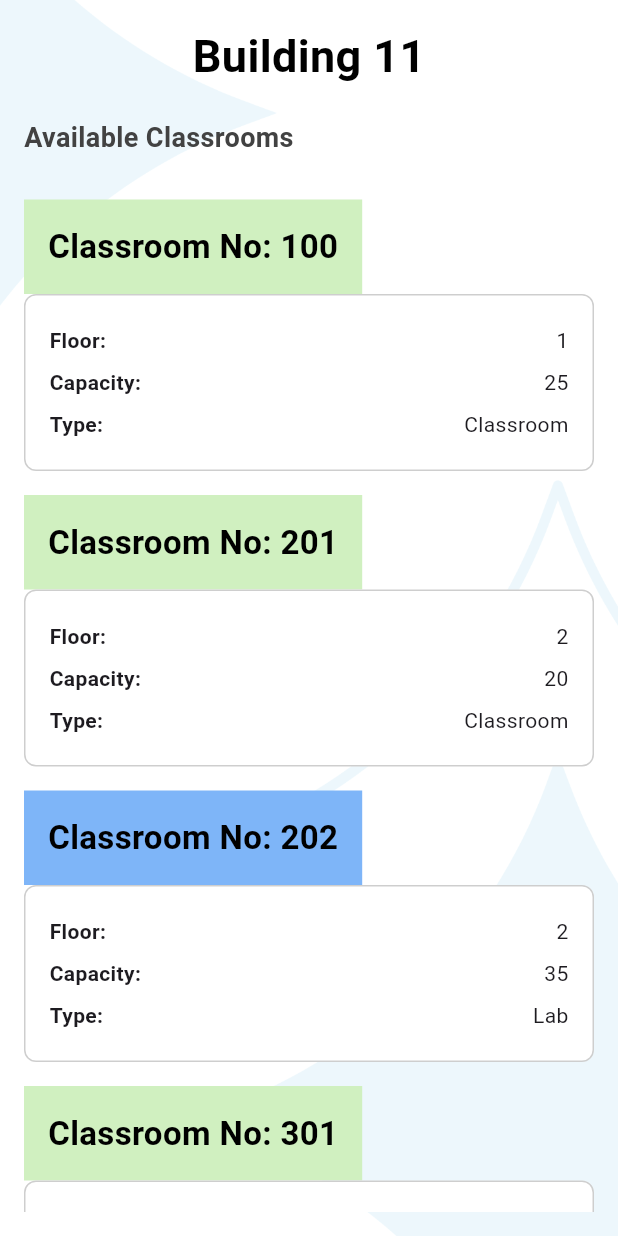
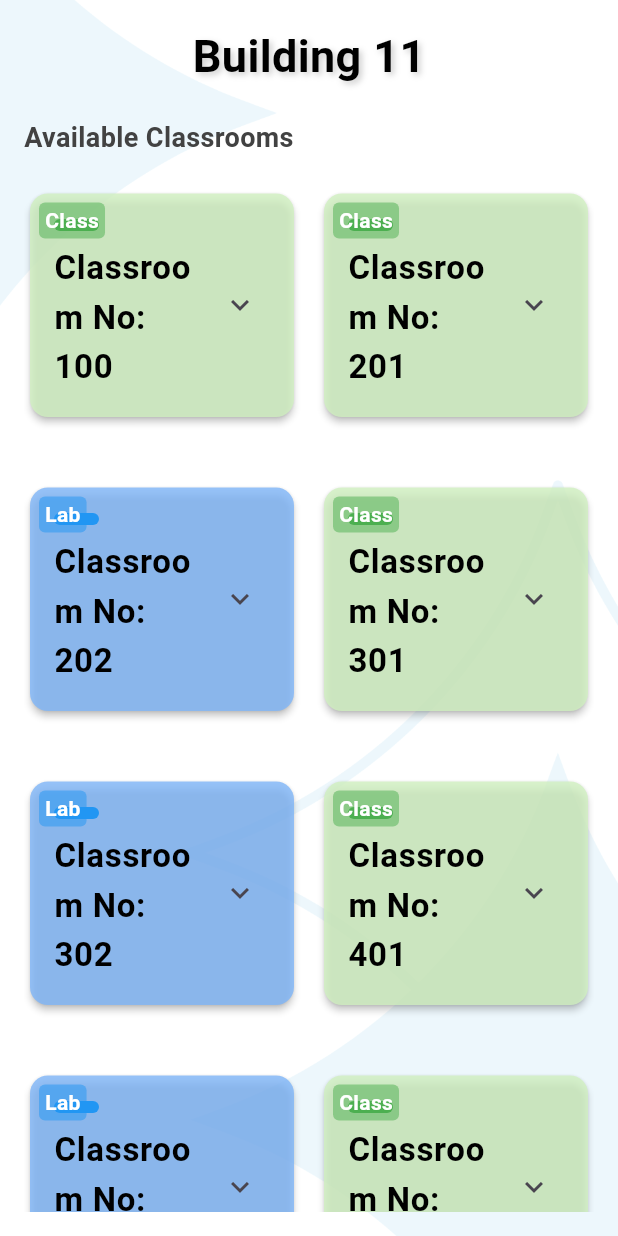
Before and after one commit to RawanTallha/ClasSwift-0.2, a Flutter app: the screen it shows after launch, on a phone screen of 412 x 824 dp. Run offline on Flutter 3.47's test engine with Material 3 defaults, Android fonts, the phone set to English and light mode, and no system bars.

Commit message:
Available Classes Front modified

```diff
--- a/Frontend/classwift/lib/pages/services_page.dart
+++ b/Frontend/classwift/lib/pages/services_page.dart
@@ -33,11 +33,10 @@ class _ServicesPageState extends State<ServicesPage> {
       body: Container(
         decoration: BoxDecoration(
           image: DecorationImage(
-            image: AssetImage('lib/assets/wallpaper.png'), // Set your background image here
-            fit: BoxFit.cover, // This will cover the whole screen
+            image: AssetImage('lib/assets/wallpaper.png'),
+            fit: BoxFit.cover, // Cover the entire screen
           ),
         ),
-        padding: const EdgeInsets.all(16.0),
         child: FutureBuilder<Building>(
           future: futureBuilding,
           builder: (context, snapshot) {
@@ -47,51 +46,57 @@ class _ServicesPageState extends State<ServicesPage> {
               return Center(child: Text('Error: ${snapshot.error}'));
             } else {
               Building building = snapshot.data!;
-
-              // Filter only available classrooms
               final availableClassrooms = building.classrooms.where((classroom) => classroom.isAvailable).toList();
 
-              return Column(
+              return Padding(
+                padding: const EdgeInsets.all(16.0), // Padding around the entire content
+                child: Column(
                   crossAxisAlignment: CrossAxisAlignment.start,
                   children: [
-                  // Centered Title: Hardcoded "Building 11"
                     Center(
                       child: Text(
-                      'Building 11', // Hardcoded text
+                        'Building 11',
                         style: TextStyle(
                           fontSize: 30,
                           fontWeight: FontWeight.bold,
-                        color: Colors.black, // Adjust for visibility
+                          color: Colors.black,
+                          shadows: [
+                            Shadow(
+                              offset: Offset(2.0, 2.0), // Shadow offset for a better look
+                              blurRadius: 5.0,
+                              color: Colors.grey.withOpacity(0.5),
+                            ),
+                          ],
                         ),
                       ),
                     ),
                     const SizedBox(height: 20),
-                  // Available Classrooms Title
                     Text(
                       'Available Classrooms',
                       style: TextStyle(
                         fontSize: 18,
                         fontWeight: FontWeight.bold,
-                      color: Colors.grey[800], // Grey color for the title
+                        color: Colors.grey[800],
                       ),
                     ),
                     const SizedBox(height: 20),
-                  // Class List
-                  Expanded(
-                    child: ListView.builder(
+                    Expanded( // This makes the GridView take the remaining space
+                      child: GridView.builder(
+                        physics: BouncingScrollPhysics(), // Give it a nice bounce effect
+                        gridDelegate: SliverGridDelegateWithFixedCrossAxisCount(
+                          crossAxisCount: 2, // Adjust the number of columns based on available space
+                          crossAxisSpacing: 12.0,
+                          mainAxisSpacing: 12.0,
+                        ),
                         itemCount: availableClassrooms.length,
                         itemBuilder: (context, index) {
                           Classroom classroom = availableClassrooms[index];
-                        return buildClassBar(
-                          classroom.classroomNo.toString(),
-                          classroom.floor.toString(),
-                          classroom.capacity.toString(),
-                          classroom.isALab, // Pass lab status for coloring
-                        );
+                          return buildClassBox(classroom);
                         },
                       ),
                     ),
                   ],
+                ),
               );
             }
           },
@@ -100,43 +105,81 @@ class _ServicesPageState extends State<ServicesPage> {
     );
   }
 
-  Widget buildClassBar(String classNumber, String floor, String capacity, bool isALab) {
-    Color color = isALab ? Color.fromARGB(255, 126, 181, 248) // Light red for labs
-                          : Color(0xFFD0F0C0); // Light green for regular classrooms
+  Widget buildClassBox(Classroom classroom) {
+    Color color = classroom.isALab ? Color.fromARGB(255, 126, 181, 248)
+                                    : Color(0xFFD0F0C0);
 
     return Container(
-      margin: const EdgeInsets.symmetric(vertical: 8.0),
+      constraints: BoxConstraints(minHeight: 120), // Ensure each class box has a minimum height
+      child: Stack(
+        children: [
+          Card(
+            elevation: 2,
+            shape: RoundedRectangleBorder(
+              borderRadius: BorderRadius.circular(12.0),
+            ),
+            color: color.withOpacity(0.8),
+            child: ExpansionTile(
+              title: Padding(
+                padding: const EdgeInsets.symmetric(vertical: 8.0),
                 child: Column(
                   crossAxisAlignment: CrossAxisAlignment.start,
                   children: [
-          // Class Number Bar
                     Container(
-            color: color,
-            padding: const EdgeInsets.all(16.0),
-            child: Text(
-              'Classroom No: $classNumber',
+                      height: 8,
+                      width: 30,
+                      decoration: BoxDecoration(
+                        color: classroom.isALab ? Colors.blue : Colors.green,
+                        borderRadius: BorderRadius.circular(4),
+                      ),
+                    ),
+                    const SizedBox(height: 8),
+                    Text(
+                      'Classroom No: ${classroom.classroomNo}',
                       style: const TextStyle(
                         fontSize: 22,
                         fontWeight: FontWeight.bold,
                         color: Colors.black,
                       ),
                     ),
+                  ],
                 ),
-          // Details Container
+              ),
+              children: [
                 Container(
-            padding: const EdgeInsets.all(16.0),
                   decoration: BoxDecoration(
-              border: Border.all(color: Colors.grey.withOpacity(0.5)),
-              borderRadius: BorderRadius.circular(8.0),
-              color: Colors.white,
+                    color: Colors.white.withOpacity(0.5), // Set a transparent background
+                    borderRadius: BorderRadius.vertical(bottom: Radius.circular(12.0)), // Match the card's radius
                   ),
-            child: Column(
+                  child: ListTile(
+                    title: Column(
                       crossAxisAlignment: CrossAxisAlignment.start,
                       children: [
-                buildDetailRow('Floor:', floor),
-                buildDetailRow('Capacity:', capacity),
-                buildDetailRow('Type:', isALab ? 'Lab' : 'Classroom'), // Display classroom type
+                        buildDetailRow('Floor:', classroom.floor.toString()),
+                        buildDetailRow('Capacity:', classroom.capacity.toString()),
                       ],
+                    ),
+                  ),
+                ),
+              ],
+            ),
+          ),
+          Positioned(
+            top: 10, // Position the label
+            left: 10,
+            child: Container(
+              decoration: BoxDecoration(
+                color: classroom.isALab ? Colors.blue.withOpacity(0.5) : Colors.green.withOpacity(0.5),
+                borderRadius: BorderRadius.circular(4),
+              ),
+              padding: EdgeInsets.symmetric(horizontal: 4, vertical: 2),
+              child: Text(
+                classroom.isALab ? 'Lab' : 'Class',
+                style: TextStyle(
+                  color: Colors.white,
+                  fontWeight: FontWeight.bold,
+                ),
+              ),
             ),
           ),
         ],
```
Lines whose indentation alone changed are shown as unchanged.
